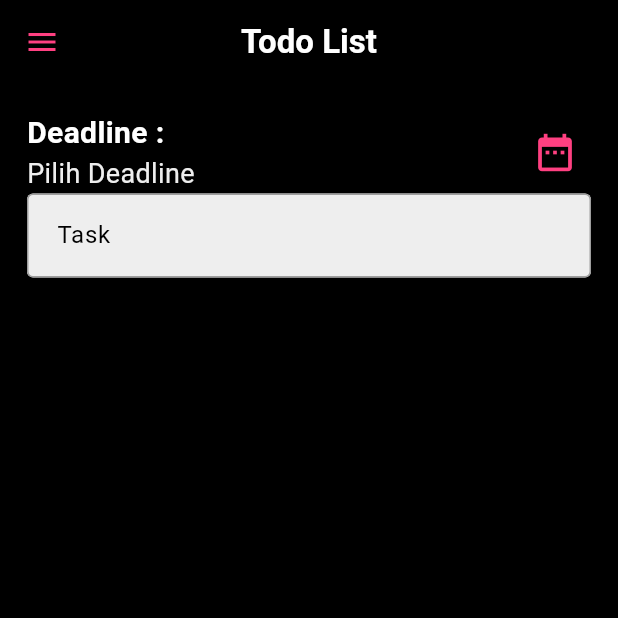
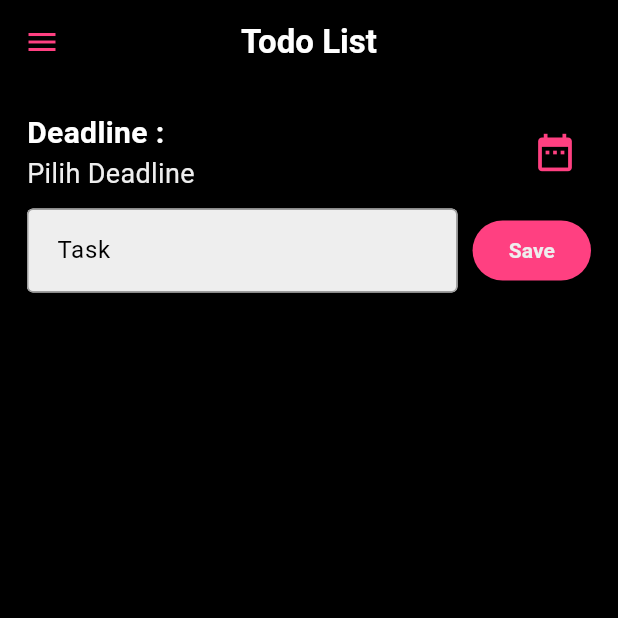
Before and after one commit to RezaAzharii/TodoApps_0011, a Flutter app: the screen it shows after launch, on a phone screen of 412 x 824 dp, the top half of it. Run offline on Flutter 3.47's test engine with Material 3 defaults, Android fonts, the phone set to English and light mode, and no system bars; missing offline and left inert: bottom_picker.

Commit message:
Menambahkan Button save didalam row texform

```diff
--- a/lib/todo_app.dart
+++ b/lib/todo_app.dart
@@ -103,6 +103,7 @@ class _TodoAppState extends State<TodoApp> {
                       ),
                     ],
                   ),
+                  SizedBox(height: 10,),
                   Row(
                     children: [
                       Expanded(
@@ -134,6 +135,22 @@ class _TodoAppState extends State<TodoApp> {
                           style: TextStyle(color: Colors.black),
                         ),
                       ),
+                      SizedBox(width: 10),
+                      ElevatedButton(
+                        onPressed: () {},
+                        style: ButtonStyle(
+                          backgroundColor: WidgetStateProperty.all(
+                            Colors.pinkAccent,
+                          ),
+                        ),
+                        child: Text(
+                          "Save",
+                          style: TextStyle(
+                            color: Colors.grey[200],
+                            fontWeight: FontWeight.bold,
+                          ),
+                        ),
+                      ),
                     ],
                   ),
                 ],
```
